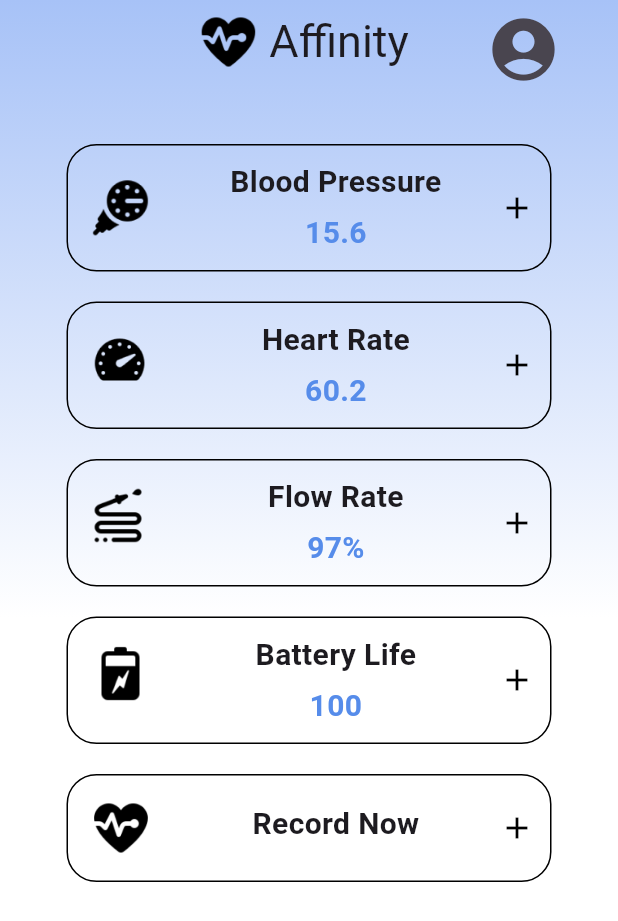
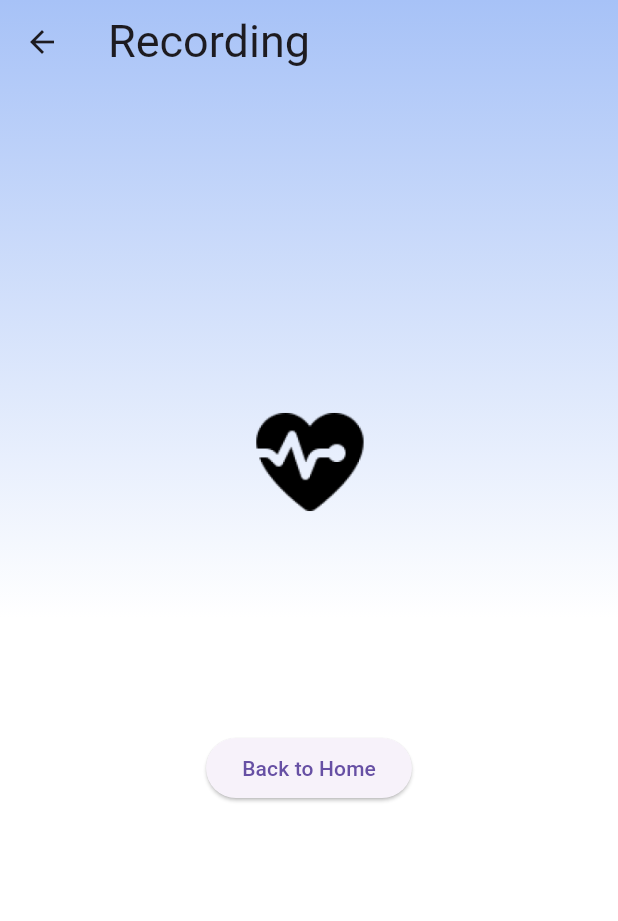
Before and after one commit to Affinity-App/Affinity-App, a Flutter app: the screen it shows once a user with an empty profile is signed in, after a tap on "Record Now", on a phone screen of 412 x 824 dp. Shown: the top 921 px of the screen. Run offline on Flutter 3.47's test engine with Material 3 defaults, Android fonts, the phone set to English and light mode, and no system bars; our stand-ins replace cloud_firestore, firebase_auth, firebase_core, fl_chart, google_sign_in; accounts and stored records are empty; network calls fail.

Commit message:
added record now page

```diff
--- a/cardiacengineering_app/lib/main.dart
+++ b/cardiacengineering_app/lib/main.dart
@@ -1,6 +1,7 @@
 import 'package:flutter/material.dart';
 import 'package:firebase_core/firebase_core.dart';
 import 'package:firebase_auth/firebase_auth.dart';
+import 'package:jr_design_app/pages/home_data/record_now_page.dart';
 
 import 'pages/home_data/home_page.dart';
 import 'pages/login_auth/login_page.dart';
@@ -29,6 +30,7 @@ class MyApp extends StatelessWidget {
         '/PSIpage': (context) => const PSIpage(),
         '/BatteryPage': (context) => const BatteryPage(),
         '/GPMpage': (context) => const GPMpage(),
+        '/RecordNow': (context) => const RecordNow(),
       },
 
       debugShowCheckedModeBanner: false,
--- a/cardiacengineering_app/lib/pages/home_data/home_page.dart
+++ b/cardiacengineering_app/lib/pages/home_data/home_page.dart
@@ -6,6 +6,7 @@ import 'rpm_page.dart';
 import 'psi_page.dart';
 import 'battery_page.dart';
 import 'gpm_page.dart';
+import 'record_now_page.dart';
 
 import '../../components/background_gradient_container.dart';
 
@@ -125,7 +126,7 @@ class HomePage extends StatelessWidget {
                 valueFontSize: 0,
                 borderRadius: 20.0,
                 onPressed: (context) {
-                  // Add navigation logic for the Record Now box
+                  Navigator.pushNamed(context, '/RecordNow');
                 },
               ),
             ],
--- a/cardiacengineering_app/lib/pages/home_data/record_now_page.dart
+++ b/cardiacengineering_app/lib/pages/home_data/record_now_page.dart
@@ -0,0 +1,55 @@
+import 'package:flutter/material.dart';
+import 'package:firebase_auth/firebase_auth.dart';
+import '../login_auth/login_page.dart';
+
+import '../../components/background_gradient_container.dart';
+
+class RecordNow extends StatelessWidget {
+  const RecordNow({Key? key}) : super(key: key); //Blood Pressure
+
+  @override
+  Widget build(BuildContext context) {
+    return Scaffold(
+      resizeToAvoidBottomInset: false, // Prevents bottom overflow
+      extendBodyBehindAppBar: true, // Extend the body behind the app bar
+      appBar: AppBar(
+        backgroundColor: Colors.transparent, // Make app bar transparent
+        elevation: 0, // Remove app bar elevation
+        title: const Row(
+          children: [
+            Text(
+              'Recording',
+              style: TextStyle(
+                fontSize: 30.0,
+              ),
+// Add some space between the logo and text
+            ),
+          ],
+        ),
+      ),
+      body: BackgroundGradientContainer(
+        child: Column(
+          crossAxisAlignment: CrossAxisAlignment.center,
+          mainAxisAlignment: MainAxisAlignment.center,
+          children: [
+            Image.asset(
+              width: double.infinity,
+              'assets/images/logo.png',
+              height: 100.0,
+            ),
+            const SizedBox(height: 100.0),
+            const SizedBox(height: 30.0),
+            ElevatedButton(
+              onPressed: () {
+                // Navigate back to the previous page (Home page)
+                Navigator.pop(context);
+              },
+              child: const Text('Back to Home'),
+            ),
+            const SizedBox(height: 30.0),
+          ],
+        ),
+      ),
+    );
+  }
+}
```
